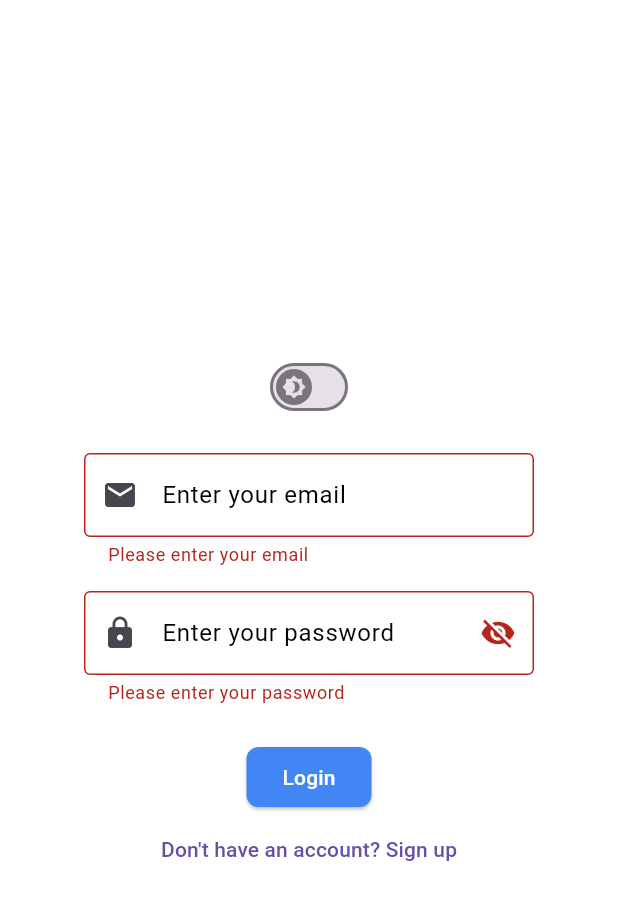
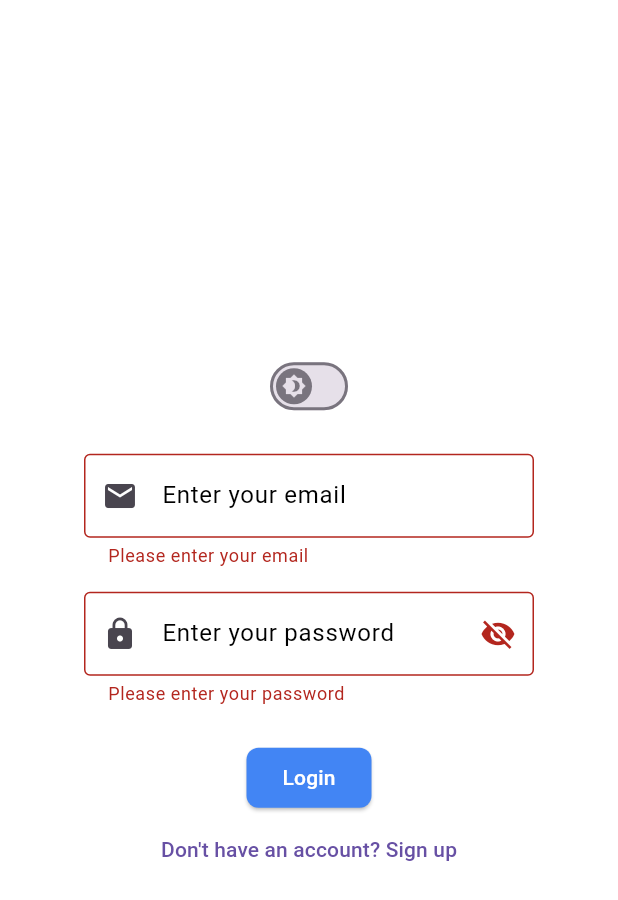
Before and after one commit to mohab-kamle/Fluttery_App, a Flutter app: the LoginPage screen opened directly, after a tap on "Login", on a phone screen of 412 x 824 dp. Shown: the top 900 px of the screen. Run offline on Flutter 3.47's test engine with Material 3 defaults, Android fonts, the phone set to English and light mode, and no system bars; our stand-ins replace firebase_auth, firebase_core, flutter_dotenv, google_sign_in, hive, hive_flutter and 3 more; accounts and stored records are empty.

Commit message:
Update login_page.dart

```diff
--- a/lib/login_page.dart
+++ b/lib/login_page.dart
@@ -63,7 +63,7 @@ class _LoginPageState extends State<LoginPage> {
                 SwitchMode(
 
                 ),
-                const SizedBox(height: 20),
+                const SizedBox(height: 21),
                 TextFormField(
                   controller: emailController,
                   validator: (value) {
```
